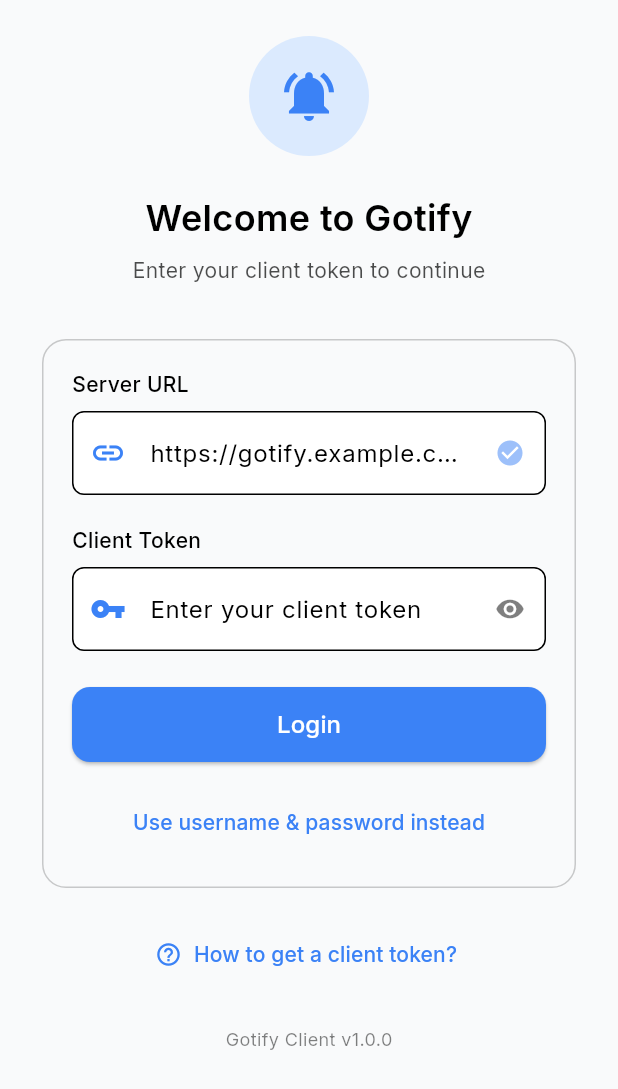
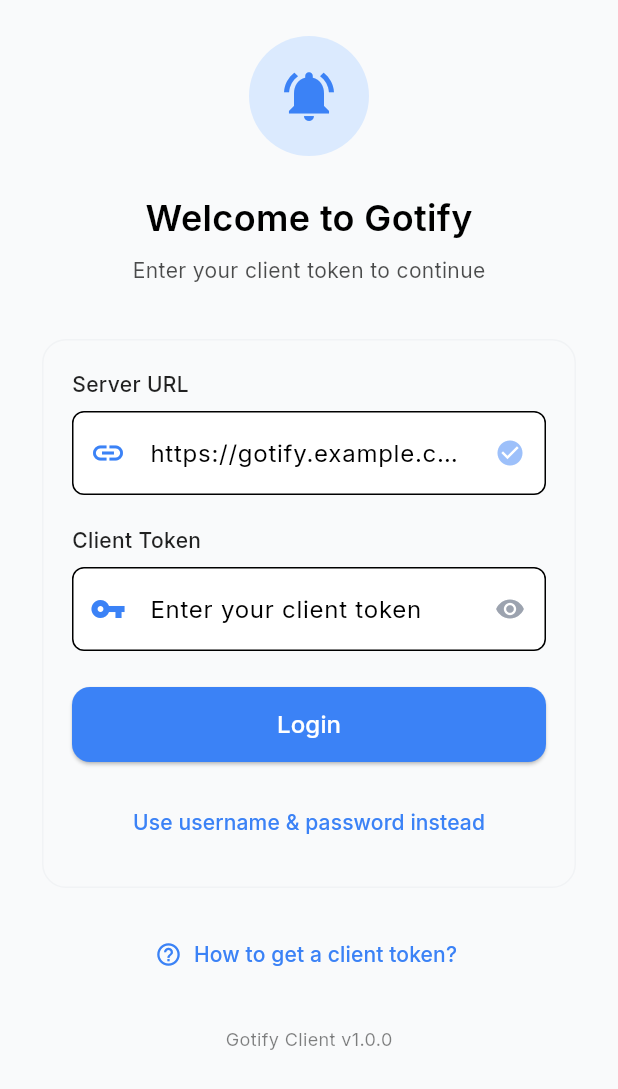
Before and after one commit to Dhi13man/gotify_client, a Flutter app: the screen it shows after launch, on a phone screen of 412 x 824 dp. Shown: the top 1089 px of the screen. Run offline on Flutter 3.47's test engine with Material 3 defaults, Android fonts, the phone set to English and light mode, and no system bars; our stand-ins replace flutter_local_notifications, flutter_secure_storage, google_fonts, shared_preferences.

Commit message:
Refactor theme color usage across various components to utilize AppTheme methods for consistency

```diff
--- a/lib/components/bottom_nav_bar.dart
+++ b/lib/components/bottom_nav_bar.dart
@@ -2,7 +2,6 @@ import 'package:flutter/material.dart';
 
 class AppBottomNavigationBar extends StatelessWidget {
   final int currentIndex;
-
   final void Function(int)? onTap;
 
   const AppBottomNavigationBar({
--- a/lib/components/login_screen/login_form.dart
+++ b/lib/components/login_screen/login_form.dart
@@ -4,6 +4,7 @@ import 'package:gotify_client/providers/auth_provider.dart';
 import 'package:gotify_client/components/login_screen/server_url_field.dart';
 import 'package:gotify_client/components/login_screen/token_field.dart';
 import 'package:gotify_client/components/login_screen/credential_fields.dart';
+import 'package:gotify_client/theme/app_theme.dart';
 
 class LoginForm extends StatelessWidget {
   final GlobalKey<FormState> formKey;
@@ -31,12 +32,13 @@ class LoginForm extends StatelessWidget {
   Widget build(BuildContext context) {
     final colorScheme = Theme.of(context).colorScheme;
     final authProvider = Provider.of<AuthProvider>(context);
+    final borderColor = AppTheme.getBorderColor(context);
 
     return Card(
       elevation: 0,
       shape: RoundedRectangleBorder(
         borderRadius: BorderRadius.circular(16),
-        side: BorderSide(color: colorScheme.outline.withValues(alpha: 0.2)),
+        side: BorderSide(color: borderColor.withAlpha(51)),
       ),
       color: colorScheme.surface,
       child: Padding(
--- a/lib/components/login_screen/server_url_field.dart
+++ b/lib/components/login_screen/server_url_field.dart
@@ -1,5 +1,6 @@
 import 'package:flutter/material.dart';
 import 'package:gotify_client/utils/auth_form_validator.dart';
+import 'package:gotify_client/theme/app_theme.dart';
 
 class ServerUrlField extends StatelessWidget {
   final TextEditingController controller;
@@ -11,7 +12,8 @@ class ServerUrlField extends StatelessWidget {
 
   @override
   Widget build(BuildContext context) {
-    final colorScheme = Theme.of(context).colorScheme;
+    final ColorScheme colorScheme = Theme.of(context).colorScheme;
+    final Color textColor = AppTheme.getTextPrimaryColor(context);
 
     return Column(
       crossAxisAlignment: CrossAxisAlignment.start,
@@ -21,7 +23,7 @@ class ServerUrlField extends StatelessWidget {
           style: TextStyle(
             fontSize: 14,
             fontWeight: FontWeight.w500,
-            color: colorScheme.onSurface,
+            color: textColor,
           ),
         ),
         const SizedBox(height: 8),
--- a/lib/components/login_screen/token_field.dart
+++ b/lib/components/login_screen/token_field.dart
@@ -1,5 +1,6 @@
 import 'package:flutter/material.dart';
 import 'package:gotify_client/utils/auth_form_validator.dart';
+import 'package:gotify_client/theme/app_theme.dart';
 
 class TokenField extends StatefulWidget {
   final TextEditingController controller;
@@ -21,6 +22,7 @@ class _TokenFieldState extends State<TokenField> {
   @override
   Widget build(BuildContext context) {
     final colorScheme = Theme.of(context).colorScheme;
+    final textColor = AppTheme.getTextPrimaryColor(context);
 
     return Column(
       crossAxisAlignment: CrossAxisAlignment.start,
@@ -30,7 +32,7 @@ class _TokenFieldState extends State<TokenField> {
           style: TextStyle(
             fontSize: 14,
             fontWeight: FontWeight.w500,
-            color: colorScheme.onSurface,
+            color: textColor,
           ),
         ),
         const SizedBox(height: 8),
@@ -42,7 +44,7 @@ class _TokenFieldState extends State<TokenField> {
             suffixIcon: IconButton(
               icon: Icon(
                 _obscureToken ? Icons.visibility : Icons.visibility_off,
-                color: colorScheme.onSurface.withValues(alpha: 0.5),
+                color: AppTheme.getTextTertiaryColor(context),
                 size: 20,
               ),
               onPressed: () {
--- a/lib/components/message_list_screen/date_header.dart
+++ b/lib/components/message_list_screen/date_header.dart
@@ -1,4 +1,5 @@
 import 'package:flutter/material.dart';
+import 'package:gotify_client/theme/app_theme.dart';
 
 class DateHeader extends StatelessWidget {
   final String title;
@@ -17,9 +18,7 @@ class DateHeader extends StatelessWidget {
         style: TextStyle(
           fontSize: 14,
           fontWeight: FontWeight.w500,
-          color: Theme.of(context).brightness == Brightness.light
-              ? const Color(0xFF6B7280) // Gray-500
-              : const Color(0xFF9CA3AF), // Gray-400
+          color: AppTheme.getTextSecondaryColor(context),
         ),
       ),
     );
--- a/lib/components/message_list_screen/empty_messages_view.dart
+++ b/lib/components/message_list_screen/empty_messages_view.dart
@@ -1,4 +1,5 @@
 import 'package:flutter/material.dart';
+import 'package:gotify_client/theme/app_theme.dart';
 
 class EmptyMessagesView extends StatelessWidget {
   const EmptyMessagesView({super.key});
@@ -14,9 +15,7 @@ class EmptyMessagesView extends StatelessWidget {
           Icon(
             Icons.notifications_off_outlined,
             size: 80,
-            color: Theme.of(context).brightness == Brightness.light
-                ? const Color(0xFFD1D5DB) // Gray-300
-                : const Color(0xFF6B7280), // Gray-500
+            color: AppTheme.getTextTertiaryColor(context),
           ),
           const SizedBox(height: 24),
           Text(
--- a/lib/components/message_list_screen/priority_indicator.dart
+++ b/lib/components/message_list_screen/priority_indicator.dart
@@ -32,9 +32,7 @@ class PriorityIndicator extends StatelessWidget {
             style: TextStyle(
               fontSize: 14,
               fontWeight: FontWeight.w500,
-              color: Theme.of(context).brightness == Brightness.light
-                  ? const Color(0xFF6B7280)
-                  : const Color(0xFFD1D5DB),
+              color: AppTheme.getTextSecondaryColor(context),
             ),
           ),
         ],
--- a/lib/components/send_message_screen/priority_selector.dart
+++ b/lib/components/send_message_screen/priority_selector.dart
@@ -17,6 +17,7 @@ class PrioritySelector extends StatelessWidget {
   Widget build(BuildContext context) {
     final ColorScheme colorScheme = Theme.of(context).colorScheme;
     final Color priorityColor = AppTheme.getPriorityColor(context, priority);
+    final borderColor = AppTheme.getBorderColor(context);
 
     return Column(
       crossAxisAlignment: CrossAxisAlignment.start,
@@ -26,7 +27,7 @@ class PrioritySelector extends StatelessWidget {
           decoration: BoxDecoration(
             color: colorScheme.surface,
             border: Border.all(
-              color: colorScheme.outline.withValues(alpha: 0.3),
+              color: borderColor.withValues(alpha: 0.3),
             ),
             borderRadius: BorderRadius.circular(12),
           ),
--- a/lib/screens/send_message_screen.dart
+++ b/lib/screens/send_message_screen.dart
@@ -69,24 +69,22 @@ class SendMessageScreenState extends State<SendMessageScreen> {
   }
 
   void _showSuccessMessage() {
-    final colorScheme = Theme.of(context).colorScheme;
     ScaffoldMessenger.of(context).showSnackBar(
       SnackBar(
         content: const Text('Message sent successfully'),
-        backgroundColor: colorScheme.primary,
+        backgroundColor: Theme.of(context).colorScheme.primary,
       ),
     );
   }
 
   void _showErrorMessage() {
-    final colorScheme = Theme.of(context).colorScheme;
     final errorMessage =
         Provider.of<MessageProvider>(context, listen: false).error ??
             'Failed to send message';
     ScaffoldMessenger.of(context).showSnackBar(
       SnackBar(
         content: Text(errorMessage),
-        backgroundColor: colorScheme.error,
+        backgroundColor: Theme.of(context).colorScheme.error,
       ),
     );
   }
--- a/lib/theme/app_theme.dart
+++ b/lib/theme/app_theme.dart
@@ -26,6 +26,35 @@ class AppTheme {
   static const Color _errorDark = Color(0xFFF87171);
   static const Color _warningDark = Color(0xFFFBBF24);
   static const Color _successDark = Color(0xFF34D399);
+
+  // Text colors
+  static const Color _textPrimaryLight = Colors.black87;
+  static const Color _textSecondaryLight = Color(0xFF6B7280); // Gray-500
+  static const Color _textTertiaryLight = Color(0xFF9CA3AF); // Gray-400
+
+  static const Color _textPrimaryDark = Colors.white;
+  static const Color _textSecondaryDark = Color(0xFFD1D5DB); // Gray-300
+  static const Color _textTertiaryDark = Color(0xFF9CA3AF); // Gray-400
+
+  // Priority colors - standardized and centralized
+  static const Color _priorityMaxLight = Color(0xFFB91C1C); // Red-700
+  static const Color _priorityHighLight = Color(0xFFEA580C); // Orange-600
+  static const Color _priorityMediumLight = Color(0xFFD97706); // Amber-600
+  static const Color _priorityLowLight = Color(0xFF059669); // Emerald-600
+  static const Color _priorityMinLight = Color(0xFFD1D5DB); // Gray-300
+
+  static const Color _priorityMaxDark = Color(0xFFF87171); // Red-400
+  static const Color _priorityHighDark = Color(0xFFFB923C); // Orange-400
+  static const Color _priorityMediumDark = Color(0xFFFBBF24); // Amber-400
+  static const Color _priorityLowDark = Color(0xFF34D399); // Emerald-400
+  static const Color _priorityMinDark = Color(0xFF9CA3AF); // Gray-400
+
+  // Background colors
+  static const Color _backgroundLight = Color(0xFFF9FAFB); // Gray-50
+  static const Color _backgroundDark = Color(0xFF1F2937); // Gray-800
+
+  // Border colors
+  static const Color _borderDark = Color(0xFF374151); // Gray-700
 
   /// Returns the light theme for the application
   static ThemeData getLightTheme(BuildContext context) {
@@ -144,21 +173,55 @@ class AppTheme {
 
   // Helper method for priority colors
   static Color getPriorityColor(BuildContext context, int priority) {
-    final ColorScheme colorScheme = Theme.of(context).colorScheme;
+    final bool isLightMode = Theme.of(context).brightness == Brightness.light;
     final PriorityType priorityType = PriorityType.fromNumeric(priority);
+
     switch (priorityType) {
       case PriorityType.max:
-        return Color(0xFFB91C1C);
+        return isLightMode ? _priorityMaxLight : _priorityMaxDark;
       case PriorityType.high:
-        return Color.fromARGB(255, 238, 139, 85);
+        return isLightMode ? _priorityHighLight : _priorityHighDark;
       case PriorityType.medium:
-        return Color.fromARGB(255, 255, 190, 48);
+        return isLightMode ? _priorityMediumLight : _priorityMediumDark;
       case PriorityType.low:
-        return Color.fromARGB(255, 51, 152, 88);
+        return isLightMode ? _priorityLowLight : _priorityLowDark;
       case PriorityType.min:
-        return Color(0xFFD1D5DB);
+        return isLightMode ? _priorityMinLight : _priorityMinDark;
       default:
-        return colorScheme.primary; // Default to primary color
+        return Theme.of(context)
+            .colorScheme
+            .primary; // Default to primary color
     }
   }
+
+  // Text color utilities
+  static Color getTextPrimaryColor(BuildContext context) {
+    return Theme.of(context).brightness == Brightness.light
+        ? _textPrimaryLight
+        : _textPrimaryDark;
+  }
+
+  static Color getTextSecondaryColor(BuildContext context) {
+    return Theme.of(context).brightness == Brightness.light
+        ? _textSecondaryLight
+        : _textSecondaryDark;
+  }
+
+  static Color getTextTertiaryColor(BuildContext context) {
+    return Theme.of(context).brightness == Brightness.light
+        ? _textTertiaryLight
+        : _textTertiaryDark;
+  }
+
+  static Color getBorderColor(BuildContext context) {
+    return Theme.of(context).brightness == Brightness.light
+        ? _borderLight
+        : _borderDark;
+  }
+
+  static Color getBackgroundColor(BuildContext context) {
+    return Theme.of(context).brightness == Brightness.light
+        ? _backgroundLight
+        : _backgroundDark;
+  }
 }
```
Also changed, not shown: lib/components/login_screen/credential_fields.dart (+6 -4 lines), lib/components/message_list_screen/filter_bar.dart (+8 -4 lines), lib/components/message_list_screen/message_card.dart (+5 -11 lines), lib/components/scaffold.dart (+4 -9 lines), lib/components/send_message_screen/priority_chip.dart (+6 -4 lines), lib/screens/error_screen.dart (+4 -5 lines), lib/screens/message_list_screen.dart (+5 -5 lines).
